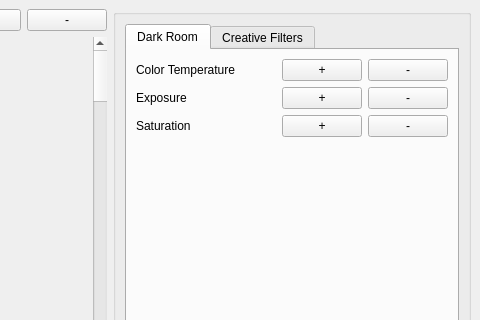
Hardikp16/CS340, file Fotoshop/workingwindow.ui: the form before one commit; both pictures show x 673 to 1153 and y 0 to 320 of the 1153 by 646 pixel window.
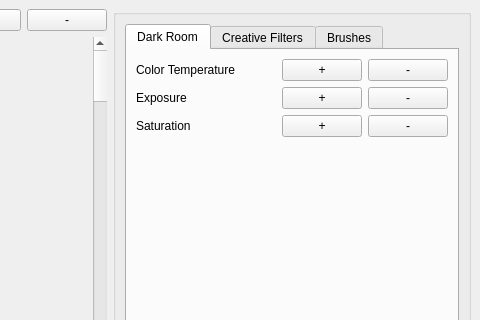
The form after the commit.

Commit message: Brushes tab added

```diff
--- a/Fotoshop/workingwindow.ui
+++ b/Fotoshop/workingwindow.ui
@@ -317,6 +317,11 @@
            </item>
           </layout>
          </widget>
+         <widget class="QWidget" name="Brushes">
+          <attribute name="title">
+           <string>Brushes</string>
+          </attribute>
+         </widget>
         </widget>
        </item>
        <item>
```
Left out of the diff: 29 changed lines with no effect on the pictures. The commit also changes 1 other file.
